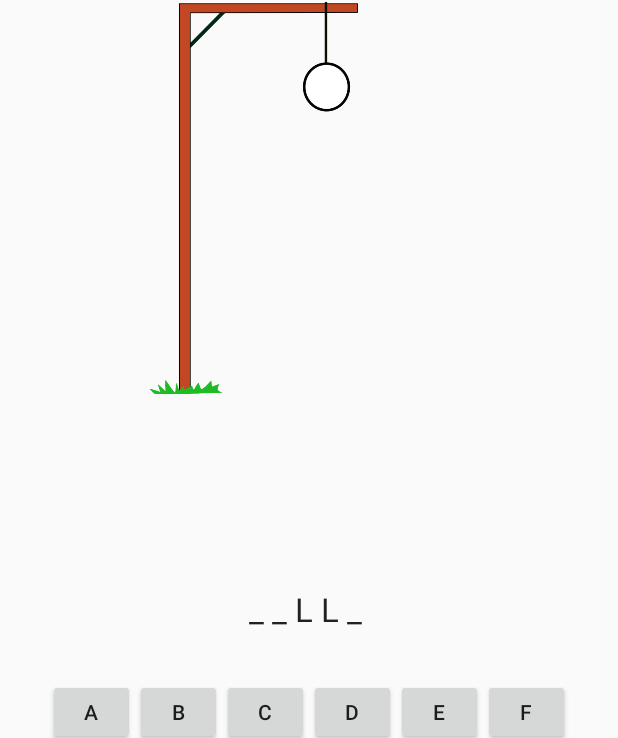
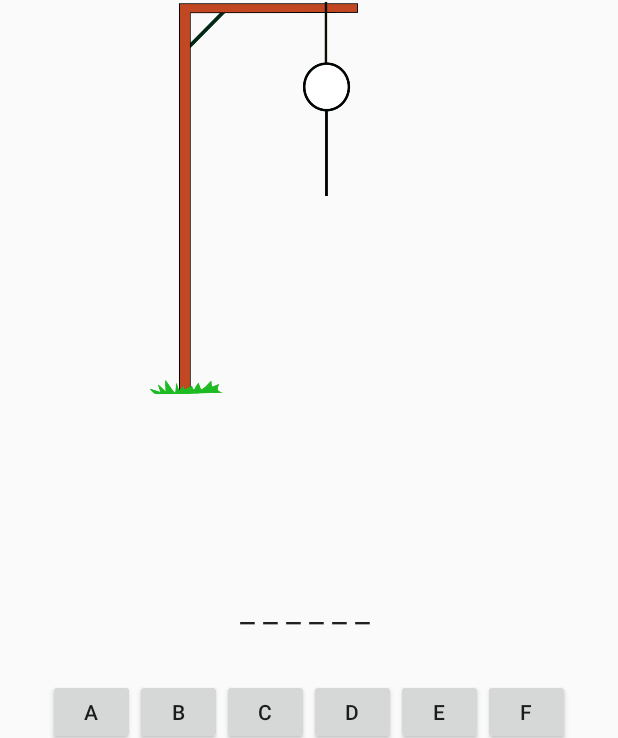
Before and after one commit to Robson75/hangman, an Android app: the screen it shows after launch (MainActivity), after a tap on an icon or button, on a phone screen of 412 x 824 dp. Shown: the part 227-965 px from the top of the screen. Run offline under Robolectric (Android 15) with nearby library versions, the phone set to English and light mode, and no system bars; 2 other taps on this screen came first.

Commit message:
Add some words

```diff
--- a/androidstudio/app/src/main/java/com/samdide/android/hangman/Hangman.kt
+++ b/androidstudio/app/src/main/java/com/samdide/android/hangman/Hangman.kt
@@ -19,6 +19,7 @@ class Hangman(var word: String = "TEST") {
     private var guesses = 0
     init{
         display_word = init_display(word)
+        Log.d(TAG, "word: " + word)
     }
 
     public fun guess(guess_char: Char): String {
--- a/androidstudio/app/src/main/java/com/samdide/android/hangman/MainActivity.kt
+++ b/androidstudio/app/src/main/java/com/samdide/android/hangman/MainActivity.kt
@@ -23,28 +23,18 @@ private const val IMAGE_ASPECT_RATIO = 2.1 / 1.5
 class MainActivity : AppCompatActivity() {
     lateinit var imageHolder: ImageView
     lateinit var escapeAnimation: AnimationDrawable
+    lateinit var word: String
+    lateinit var hangman: Hangman
+    var wordNr = 0
 
-    // test with word "hello"
-    var word = "HELLO"
-    var hangman = Hangman(word)
+    // All words in uppercase
+    var wordList = arrayOf("BANANA", "RAT", "GARLIC", "SPIDER", "FRACTION", "MERCURY", "APOSTROPHE")
 
 
 
     override fun onCreate(savedInstanceState: Bundle?) {
         super.onCreate(savedInstanceState)
-        setContentView(R.layout.activity_main)
-        val displayMetrics = DisplayMetrics()
-        windowManager.defaultDisplay.getMetrics(displayMetrics)
-        val width = displayMetrics.widthPixels
-        imageHolder = findViewById(R.id.hangManView)
-        imageHolder.layoutParams.width = width;
-        imageHolder.layoutParams.height = (width * IMAGE_ASPECT_RATIO).roundToInt();
-        imageHolder.setBackgroundResource(R.drawable.escape)
-
-
-        val word_TV = findViewById<TextView>(R.id.word)
-        word_TV.text = hangman.get_display_word()
-        setImage(0)
+        initGame(wordNr)
         //hangman.guess('l')
         //hangman.guess('h')
     }
@@ -65,7 +55,7 @@ class MainActivity : AppCompatActivity() {
         isClickable = false
     }
 
-    fun setDisplayText(word: String){
+    public fun setDisplayText(word: String){
         val word_TV = findViewById<TextView>(R.id.word)
         word_TV.text = word
     }
@@ -80,7 +70,6 @@ class MainActivity : AppCompatActivity() {
             4 -> imageHolder.setBackgroundResource(R.drawable.hangman_base_5)
             5 -> imageHolder.setBackgroundResource(R.drawable.hangman_base_6)
             6 -> imageHolder.setBackgroundResource(R.drawable.hangman_base_7)
-
             7 -> run_escape_animation()
             else -> println("Number too high")
         }
@@ -91,9 +80,32 @@ class MainActivity : AppCompatActivity() {
         Handler().postDelayed({
             imageHolder.setBackgroundResource(R.drawable.escape)
             escapeAnimation = imageHolder.background as AnimationDrawable
-
             escapeAnimation.start()
         }, 500)
+        Handler().postDelayed({
+            wordNr ++
+            if (wordNr >= wordList.size) wordNr = 0
+            initGame(wordNr)
+        }, 5000)
+
+    }
+    private fun initGame(wordNr: Int){
+        word = wordList[wordNr]
+        hangman = Hangman(word)
+        setContentView(R.layout.activity_main)
+        val displayMetrics = DisplayMetrics()
+        windowManager.defaultDisplay.getMetrics(displayMetrics)
+        val width = displayMetrics.widthPixels
+        imageHolder = findViewById(R.id.hangManView)
+        imageHolder.layoutParams.width = width;
+        imageHolder.layoutParams.height = (width * IMAGE_ASPECT_RATIO).roundToInt();
+
+
+        val word_TV = findViewById<TextView>(R.id.word)
+        word_TV.text = hangman.get_display_word()
+
+        // set hangman graphic back
+        setImage(0)
 
     }
 }
--- a/androidstudio/app/src/main/res/drawable/escape.xml
+++ b/androidstudio/app/src/main/res/drawable/escape.xml
@@ -1,6 +1,6 @@
 <?xml version="1.0" encoding="utf-8"?>
 <animation-list xmlns:android="http://schemas.android.com/apk/res/android"
-    android:oneshot="false">
+    android:oneshot="true">
     <item android:drawable="@drawable/hangman_base_8" android:duration="500" />
     <item android:drawable="@drawable/escape1" android:duration="200" />
     <item android:drawable="@drawable/escape2" android:duration="150" />
```
